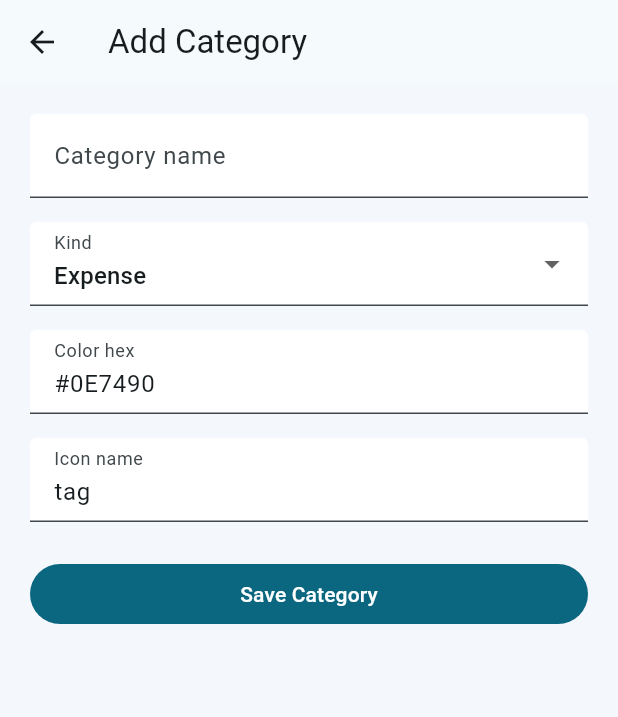
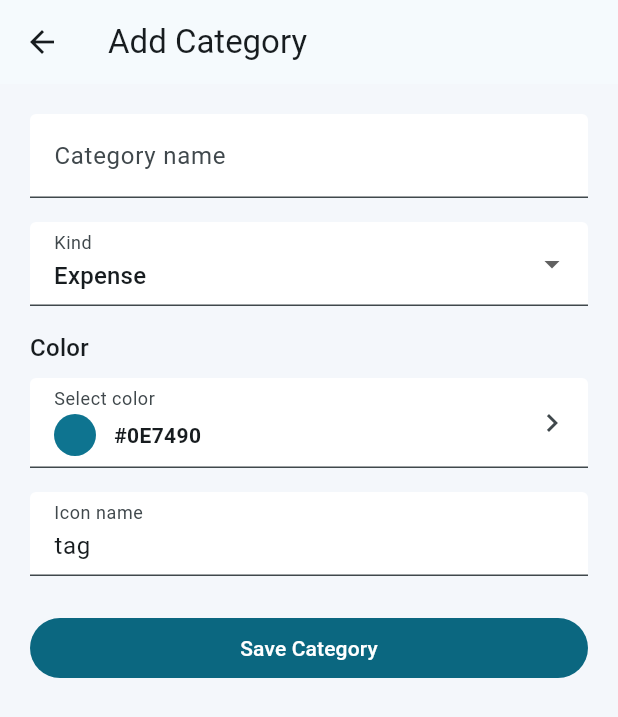
Before and after one commit to lahteefmitco/demo_mcp, a Flutter app: the AddCategoryScreen screen opened directly, on a phone screen of 412 x 824 dp. Shown: the top 717 px of the screen. Run offline on Flutter 3.47's test engine with Material 3 defaults, Android fonts, the phone set to English and light mode, and no system bars; our stand-ins replace shared_preferences; accounts and stored records are empty.

Commit message:
feat: add color selection feature in AddCategoryScreen and refactor color handling in AddEntryScreen

```diff
--- a/mobile_app/lib/src/screens/add_category_screen.dart
+++ b/mobile_app/lib/src/screens/add_category_screen.dart
@@ -8,16 +8,68 @@ class AddCategoryScreen extends StatefulWidget {
 }
 
 class _AddCategoryScreenState extends State<AddCategoryScreen> {
+  static const _colorOptions = <String>[
+    '#EF4444',
+    '#F97316',
+    '#F59E0B',
+    '#EAB308',
+    '#84CC16',
+    '#22C55E',
+    '#10B981',
+    '#14B8A6',
+    '#06B6D4',
+    '#0EA5E9',
+    '#3B82F6',
+    '#6366F1',
+    '#8B5CF6',
+    '#A855F7',
+    '#D946EF',
+    '#EC4899',
+    '#F43F5E',
+    '#DC2626',
+    '#EA580C',
+    '#CA8A04',
+    '#65A30D',
+    '#16A34A',
+    '#059669',
+    '#0D9488',
+    '#0891B2',
+    '#0284C7',
+    '#2563EB',
+    '#4F46E5',
+    '#7C3AED',
+    '#9333EA',
+    '#C026D3',
+    '#DB2777',
+    '#E11D48',
+    '#B91C1C',
+    '#C2410C',
+    '#A16207',
+    '#4D7C0F',
+    '#15803D',
+    '#047857',
+    '#0F766E',
+    '#0E7490',
+    '#0369A1',
+    '#1D4ED8',
+    '#4338CA',
+    '#6D28D9',
+    '#7E22CE',
+    '#A21CAF',
+    '#BE185D',
+    '#475569',
+    '#334155',
+  ];
+
   final _formKey = GlobalKey<FormState>();
   final _nameController = TextEditingController();
-  final _colorController = TextEditingController(text: '#0E7490');
   final _iconController = TextEditingController(text: 'tag');
   String _kind = 'expense';
+  String _selectedColor = '#0E7490';
 
   @override
   void dispose() {
     _nameController.dispose();
-    _colorController.dispose();
     _iconController.dispose();
     super.dispose();
   }
@@ -30,13 +82,39 @@ class _AddCategoryScreenState extends State<AddCategoryScreen> {
     Navigator.of(context).pop({
       'name': _nameController.text.trim(),
       'kind': _kind,
-      'color': _colorController.text.trim(),
+      'color': _selectedColor,
       'icon': _iconController.text.trim(),
+    });
+  }
+
+  Color _parseColor(String hex) {
+    final normalized = hex.replaceFirst('#', '');
+    return Color(int.parse('FF$normalized', radix: 16));
+  }
+
+  Future<void> _pickColor() async {
+    final selected = await Navigator.of(context).push<String>(
+      MaterialPageRoute(
+        builder: (_) => _ColorPickerScreen(
+          colorOptions: _colorOptions,
+          selectedColor: _selectedColor,
+        ),
+      ),
+    );
+
+    if (!mounted || selected == null) {
+      return;
+    }
+
+    setState(() {
+      _selectedColor = selected;
     });
   }
 
   @override
   Widget build(BuildContext context) {
+    final previewColor = _parseColor(_selectedColor);
+
     return Scaffold(
       appBar: AppBar(title: const Text('Add Category')),
       body: Form(
@@ -69,9 +147,34 @@ class _AddCategoryScreenState extends State<AddCategoryScreen> {
               },
             ),
             const SizedBox(height: 16),
-            TextFormField(
-              controller: _colorController,
-              decoration: const InputDecoration(labelText: 'Color hex'),
+            Text('Color', style: Theme.of(context).textTheme.titleMedium),
+            const SizedBox(height: 8),
+            InkWell(
+              borderRadius: BorderRadius.circular(12),
+              onTap: _pickColor,
+              child: InputDecorator(
+                decoration: const InputDecoration(
+                  labelText: 'Select color',
+                  suffixIcon: Icon(Icons.chevron_right),
+                ),
+                child: Row(
+                  children: [
+                    Container(
+                      width: 28,
+                      height: 28,
+                      decoration: BoxDecoration(
+                        color: previewColor,
+                        shape: BoxShape.circle,
+                      ),
+                    ),
+                    const SizedBox(width: 12),
+                    Text(
+                      _selectedColor,
+                      style: const TextStyle(fontWeight: FontWeight.w600),
+                    ),
+                  ],
+                ),
+              ),
             ),
             const SizedBox(height: 16),
             TextFormField(
@@ -89,3 +192,57 @@ class _AddCategoryScreenState extends State<AddCategoryScreen> {
     );
   }
 }
+
+class _ColorPickerScreen extends StatelessWidget {
+  const _ColorPickerScreen({
+    required this.colorOptions,
+    required this.selectedColor,
+  });
+
+  final List<String> colorOptions;
+  final String selectedColor;
+
+  Color _parseColor(String hex) {
+    final normalized = hex.replaceFirst('#', '');
+    return Color(int.parse('FF$normalized', radix: 16));
+  }
+
+  @override
+  Widget build(BuildContext context) {
+    return Scaffold(
+      appBar: AppBar(title: const Text('Select Color')),
+      body: GridView.builder(
+        padding: const EdgeInsets.all(20),
+        gridDelegate: const SliverGridDelegateWithFixedCrossAxisCount(
+          crossAxisCount: 5,
+          crossAxisSpacing: 12,
+          mainAxisSpacing: 12,
+        ),
+        itemCount: colorOptions.length,
+        itemBuilder: (context, index) {
+          final colorHex = colorOptions[index];
+          final isSelected = colorHex == selectedColor;
+          return InkWell(
+            borderRadius: BorderRadius.circular(999),
+            onTap: () => Navigator.of(context).pop(colorHex),
+            child: Container(
+              decoration: BoxDecoration(
+                color: _parseColor(colorHex),
+                shape: BoxShape.circle,
+                border: Border.all(
+                  color: isSelected
+                      ? const Color(0xFF111827)
+                      : Colors.transparent,
+                  width: 3,
+                ),
+              ),
+              child: isSelected
+                  ? const Icon(Icons.check, color: Colors.white, size: 18)
+                  : null,
+            ),
+          );
+        },
+      ),
+    );
+  }
+}
```
Also changed, not shown: mobile_app/lib/src/screens/add_entry_screen.dart (+7 -13 lines).
